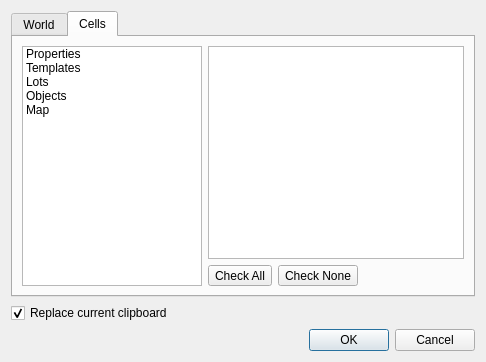
This is src/editor/copypastedialog.ui in timbaker/pzworlded as Qt 5 draws it before an edit. The edited form follows.
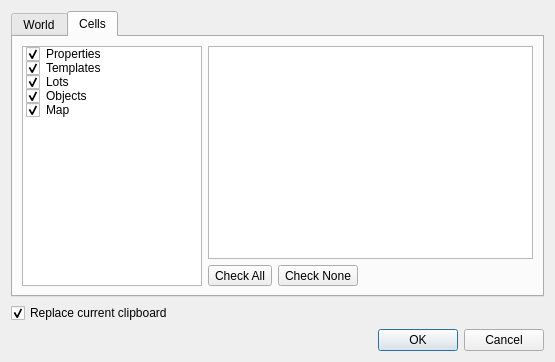
This is the edited form.

Commit message: Added CopyPasteDialog::Item classes.

The edit to the form file:
```diff
--- a/src/editor/copypastedialog.ui
+++ b/src/editor/copypastedialog.ui
@@ -6,7 +6,7 @@
    <rect>
     <x>0</x>
     <y>0</y>
-    <width>486</width>
+    <width>555</width>
     <height>362</height>
    </rect>
   </property>
@@ -150,26 +150,41 @@
           <property name="text">
            <string>Properties</string>
           </property>
+          <property name="checkState">
+           <enum>Checked</enum>
+          </property>
          </item>
          <item>
           <property name="text">
            <string>Templates</string>
           </property>
+          <property name="checkState">
+           <enum>Checked</enum>
+          </property>
          </item>
          <item>
           <property name="text">
            <string>Lots</string>
           </property>
+          <property name="checkState">
+           <enum>Checked</enum>
+          </property>
          </item>
          <item>
           <property name="text">
            <string>Objects</string>
           </property>
+          <property name="checkState">
+           <enum>Checked</enum>
+          </property>
          </item>
          <item>
           <property name="text">
            <string>Map</string>
           </property>
+          <property name="checkState">
+           <enum>Checked</enum>
+          </property>
          </item>
         </widget>
        </item>
@@ -185,11 +200,19 @@
              <property name="headerHidden">
               <bool>true</bool>
              </property>
+             <property name="columnCount">
+              <number>2</number>
+             </property>
              <column>
               <property name="text">
                <string notr="true">1</string>
               </property>
              </column>
+             <column>
+              <property name="text">
+               <string notr="true">2</string>
+              </property>
+             </column>
             </widget>
            </item>
            <item>
```
Left out of the diff: 12 changed lines with no effect on the pictures. The commit also changes 2 other files.
